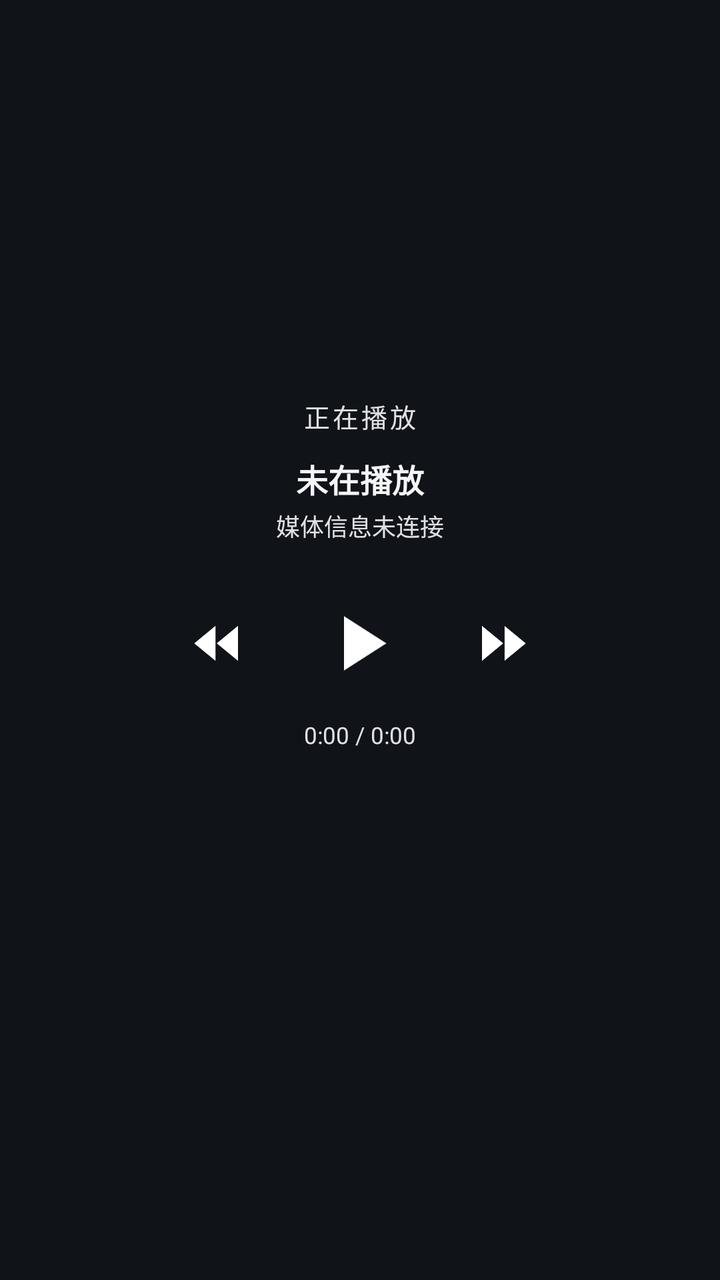
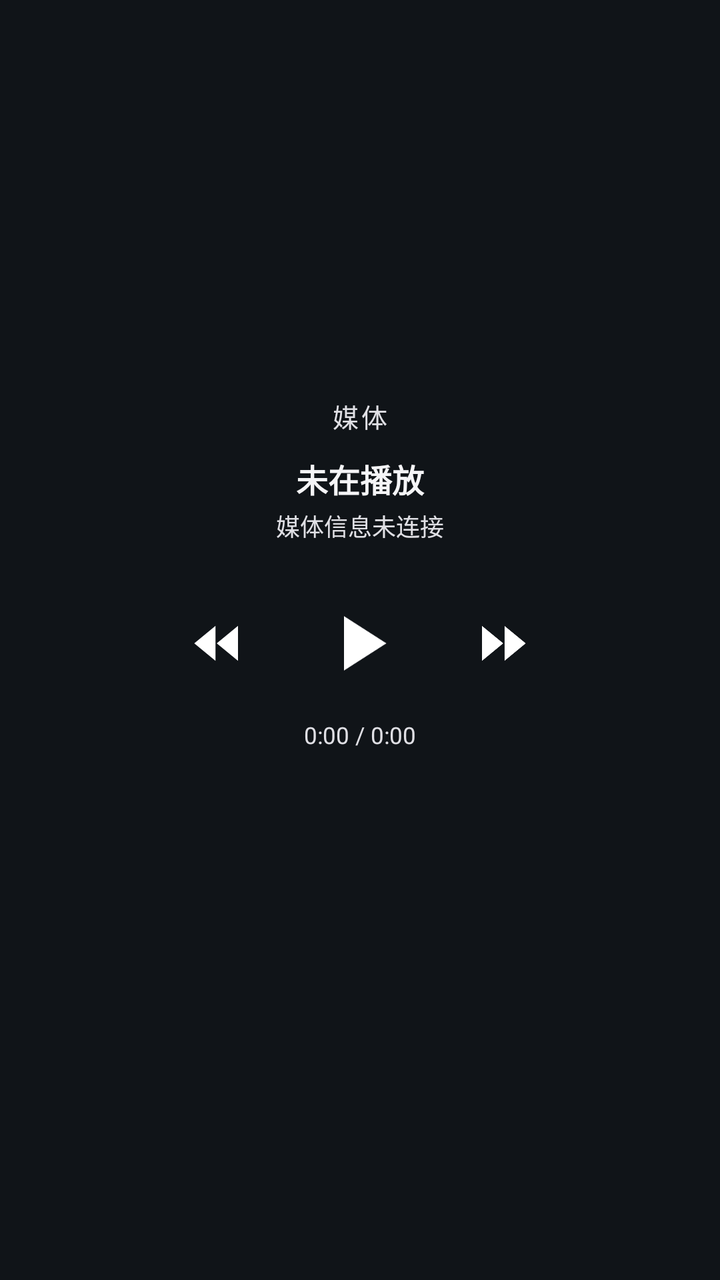

An Android layout rendered at two revisions. The XML below is the earlier revision; the diff shows what the commit changed to produce the second picture.
<!-- AndroidManifest.xml: application theme Theme.CarPlaySender -->
<!-- res/layout/view_dashboard.xml -->
<?xml version="1.0" encoding="utf-8"?>
<FrameLayout xmlns:android="http://schemas.android.com/apk/res/android"
    android:layout_width="match_parent"
    android:layout_height="match_parent">

    <ImageView
        android:id="@+id/dashWallpaper"
        android:layout_width="match_parent"
        android:layout_height="match_parent"
        android:importantForAccessibility="no"
        android:scaleType="fitXY" />

    <View
        android:id="@+id/dashScrim"
        android:layout_width="match_parent"
        android:layout_height="match_parent" />

    <LinearLayout
        android:layout_width="match_parent"
        android:layout_height="match_parent"
        android:gravity="center_horizontal"
        android:orientation="vertical"
        android:paddingLeft="14dp"
        android:paddingRight="14dp">

        <View
            android:layout_width="0dp"
            android:layout_height="0dp"
            android:layout_weight="0.75" />

        
        <ImageView
            android:id="@+id/dashCover"
            android:layout_width="118dp"
            android:layout_height="118dp"
            android:layout_marginBottom="14dp"
            android:importantForAccessibility="no"
            android:scaleType="centerCrop"
            android:visibility="gone" />

        <TextView
            android:layout_width="wrap_content"
            android:layout_height="wrap_content"
            android:letterSpacing="0.1"
            android:text="正在播放"
            android:textColor="#FFE0E0E5"
            android:textSize="13sp" />

        <TextView
            android:id="@+id/dashMediaTitle"
            android:layout_width="match_parent"
            android:layout_height="wrap_content"
            android:layout_marginTop="10dp"
            android:ellipsize="end"
            android:gravity="center"
            android:maxLines="1"
            android:text="未在播放"
            android:textColor="#FFF5F5F7"
            android:textSize="16sp"
            android:textStyle="bold" />

        <TextView
            android:id="@+id/dashMediaArtist"
            android:layout_width="match_parent"
            android:layout_height="wrap_content"
            android:layout_marginTop="3dp"
            android:ellipsize="end"
            android:gravity="center"
            android:maxLines="1"
            android:text="媒体信息未连接"
            android:textColor="#FFE0E0E5"
            android:textSize="12sp" />

        <LinearLayout
            android:layout_width="wrap_content"
            android:layout_height="wrap_content"
            android:layout_marginTop="18dp"
            android:gravity="center_vertical"
            android:orientation="horizontal">

            <ImageView
                android:id="@+id/dashPrev"
                android:layout_width="46dp"
                android:layout_height="46dp"
                android:background="?android:attr/selectableItemBackgroundBorderless"
                android:importantForAccessibility="no"
                android:padding="8dp"
                android:src="@drawable/ic_media_prev" />

            <ImageView
                android:id="@+id/dashPlayPause"
                android:layout_width="64dp"
                android:layout_height="64dp"
                android:layout_marginLeft="16dp"
                android:layout_marginRight="16dp"
                android:importantForAccessibility="no"
                android:padding="8dp"
                android:src="@drawable/ic_media_play" />

            <ImageView
                android:id="@+id/dashNext"
                android:layout_width="46dp"
                android:layout_height="46dp"
                android:background="?android:attr/selectableItemBackgroundBorderless"
                android:importantForAccessibility="no"
                android:padding="8dp"
                android:src="@drawable/ic_media_next" />
        </LinearLayout>

        <ProgressBar
            android:id="@+id/dashMediaProgress"
            style="?android:attr/progressBarStyleHorizontal"
            android:layout_width="match_parent"
            android:layout_height="4dp"
            android:layout_marginTop="14dp"
            android:max="1000"
            android:progressDrawable="@drawable/bg_media_progress"
            android:visibility="gone" />

        <TextView
            android:id="@+id/dashMediaTime"
            android:layout_width="wrap_content"
            android:layout_height="wrap_content"
            android:layout_marginTop="6dp"
            android:fontFeatureSettings="tnum"
            android:text="0:00 / 0:00"
            android:textColor="#FFE0E0E5"
            android:textSize="11.5sp" />

        <View
            android:layout_width="0dp"
            android:layout_height="0dp"
            android:layout_weight="1" />
    </LinearLayout>
</FrameLayout>
<!-- resources referenced by this layout -->
<resources>
  <!-- drawable bg_media_progress (drawable) -->
  <?xml version="1.0" encoding="utf-8"?>
  <layer-list xmlns:android="http://schemas.android.com/apk/res/android">
      <item android:id="@android:id/background">
          <shape>
              <corners android:radius="2dp" />
              <solid android:color="#33FFFFFF" />
          </shape>
      </item>
      <item android:id="@android:id/progress">
          <clip>
              <shape>
                  <corners android:radius="2dp" />
                  <solid android:color="#FFF5F5F7" />
              </shape>
          </clip>
      </item>
  </layer-list>
  <!-- drawable ic_media_next (drawable) -->
  <?xml version="1.0" encoding="utf-8"?>
  <vector xmlns:android="http://schemas.android.com/apk/res/android"
      android:width="24dp"
      android:height="24dp"
      android:viewportWidth="24"
      android:viewportHeight="24">
      <path
          android:fillColor="#FFFFFFFF"
          android:pathData="M4,5 L12.5,12 L4,19 Z M13,5 L21.5,12 L13,19 Z" />
  </vector>
  <!-- drawable ic_media_play (drawable) -->
  <?xml version="1.0" encoding="utf-8"?>
  <vector xmlns:android="http://schemas.android.com/apk/res/android"
      android:width="24dp"
      android:height="24dp"
      android:viewportWidth="24"
      android:viewportHeight="24">
      <path
          android:fillColor="#FFFFFFFF"
          android:pathData="M8,5.2 L18.6,12 L8,18.8 Z" />
  </vector>
  <!-- drawable ic_media_prev (drawable) -->
  <?xml version="1.0" encoding="utf-8"?>
  <vector xmlns:android="http://schemas.android.com/apk/res/android"
      android:width="24dp"
      android:height="24dp"
      android:viewportWidth="24"
      android:viewportHeight="24">
      <path
          android:fillColor="#FFFFFFFF"
          android:pathData="M20,5 L11.5,12 L20,19 Z M11,5 L2.5,12 L11,19 Z" />
  </vector>
  <style name="Theme.CarPlaySender" parent="Theme.AppCompat.DayNight.NoActionBar">
          <item name="android:statusBarColor">#000000</item>
          <item name="android:navigationBarColor">#000000</item>
          <item name="android:windowLightStatusBar">false</item>
          <item name="android:windowLightNavigationBar">false</item>
          <item name="android:colorBackground">#101418</item>
      </style>
</resources>

<!-- the commit's change to res/layout/view_dashboard.xml (unified diff, before → after) -->
@@ -38,11 +38,12 @@
             android:scaleType="centerCrop"
             android:visibility="gone" />
 
+        
         <TextView
             android:layout_width="wrap_content"
             android:layout_height="wrap_content"
             android:letterSpacing="0.1"
-            android:text="正在播放"
+            android:text="媒体"
             android:textColor="#FFE0E0E5"
             android:textSize="13sp" />
 
